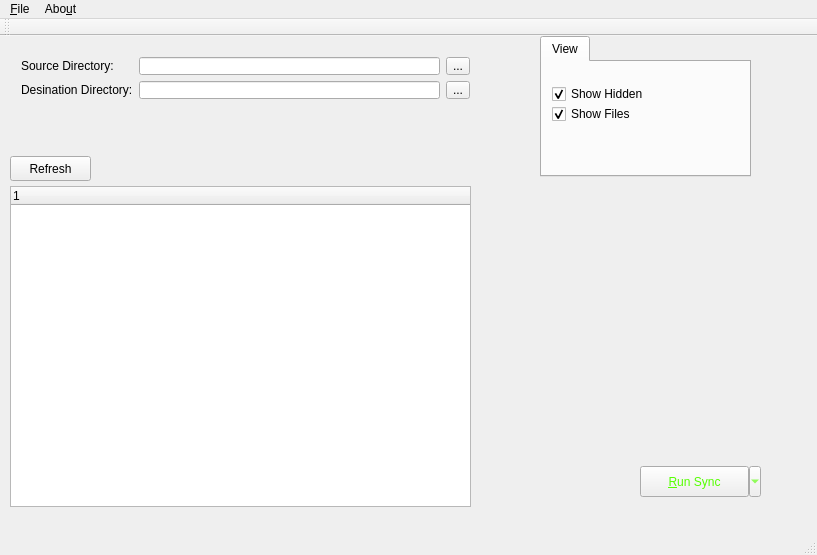
Old version of the form mainwindow.ui in the repository JuBan1/QtSyncR.
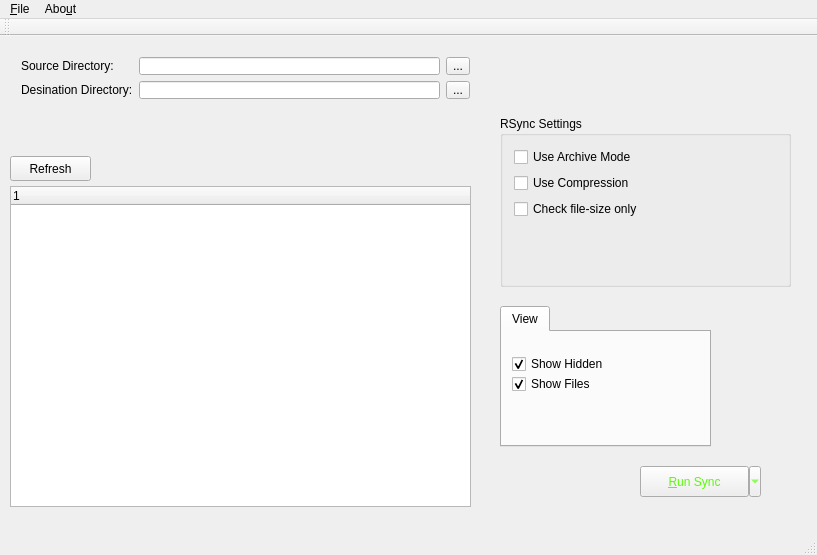
New version of the form. Icons and pictures are not drawn.

```diff
--- a/mainwindow.ui
+++ b/mainwindow.ui
@@ -102,8 +102,8 @@
    <widget class="QTabWidget" name="tabWidget">
     <property name="geometry">
      <rect>
-      <x>540</x>
-      <y>0</y>
+      <x>500</x>
+      <y>270</y>
       <width>211</width>
       <height>141</height>
      </rect>
@@ -204,6 +204,64 @@
      <enum>Qt::ToolButtonTextBesideIcon</enum>
     </property>
    </widget>
+   <widget class="QGroupBox" name="groupBox">
+    <property name="geometry">
+     <rect>
+      <x>500</x>
+      <y>80</y>
+      <width>291</width>
+      <height>171</height>
+     </rect>
+    </property>
+    <property name="title">
+     <string>RSync Settings</string>
+    </property>
+    <layout class="QVBoxLayout" name="verticalLayout">
+     <item>
+      <widget class="QCheckBox" name="cbUseArchive">
+       <property name="toolTip">
+        <string>Ensures that symbolic links, ownership, attributes, etc are preserved.</string>
+       </property>
+       <property name="text">
+        <string>Use Archive Mode</string>
+       </property>
+      </widget>
+     </item>
+     <item>
+      <widget class="QCheckBox" name="cbUseCompression">
+       <property name="toolTip">
+        <string>Compresses data before transfer. Useful when sending data over a low-bandwidth connection.</string>
+       </property>
+       <property name="text">
+        <string>Use Compression</string>
+       </property>
+      </widget>
+     </item>
+     <item>
+      <widget class="QCheckBox" name="cbCheckFileSize">
+       <property name="toolTip">
+        <string>RSync compares metadata and file-size to determine if a file need to be copied. This forces comparison of file-size only.</string>
+       </property>
+       <property name="text">
+        <string>Check file-size only</string>
+       </property>
+      </widget>
+     </item>
+     <item>
+      <spacer name="verticalSpacer">
+       <property name="orientation">
+        <enum>Qt::Vertical</enum>
+       </property>
+       <property name="sizeHint" stdset="0">
+        <size>
+         <width>20</width>
+         <height>40</height>
+        </size>
+       </property>
+      </spacer>
+     </item>
+    </layout>
+   </widget>
   </widget>
   <widget class="QMenuBar" name="menuBar">
    <property name="geometry">
```
